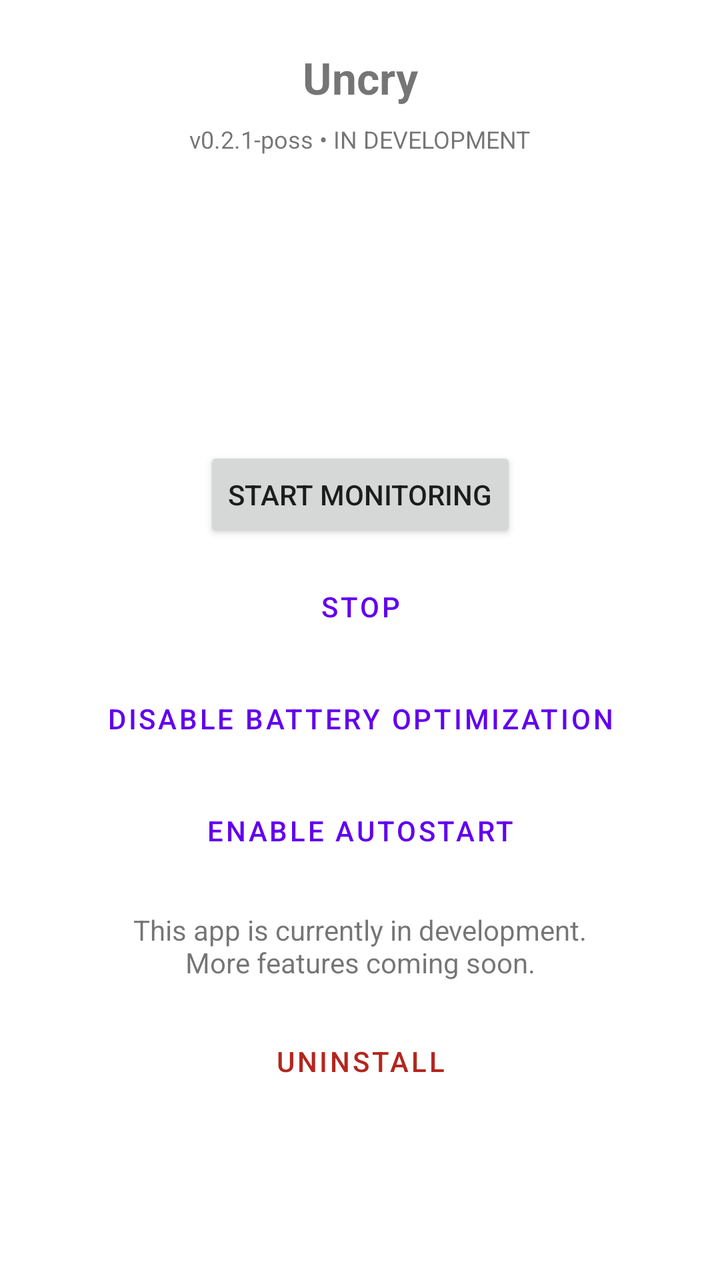
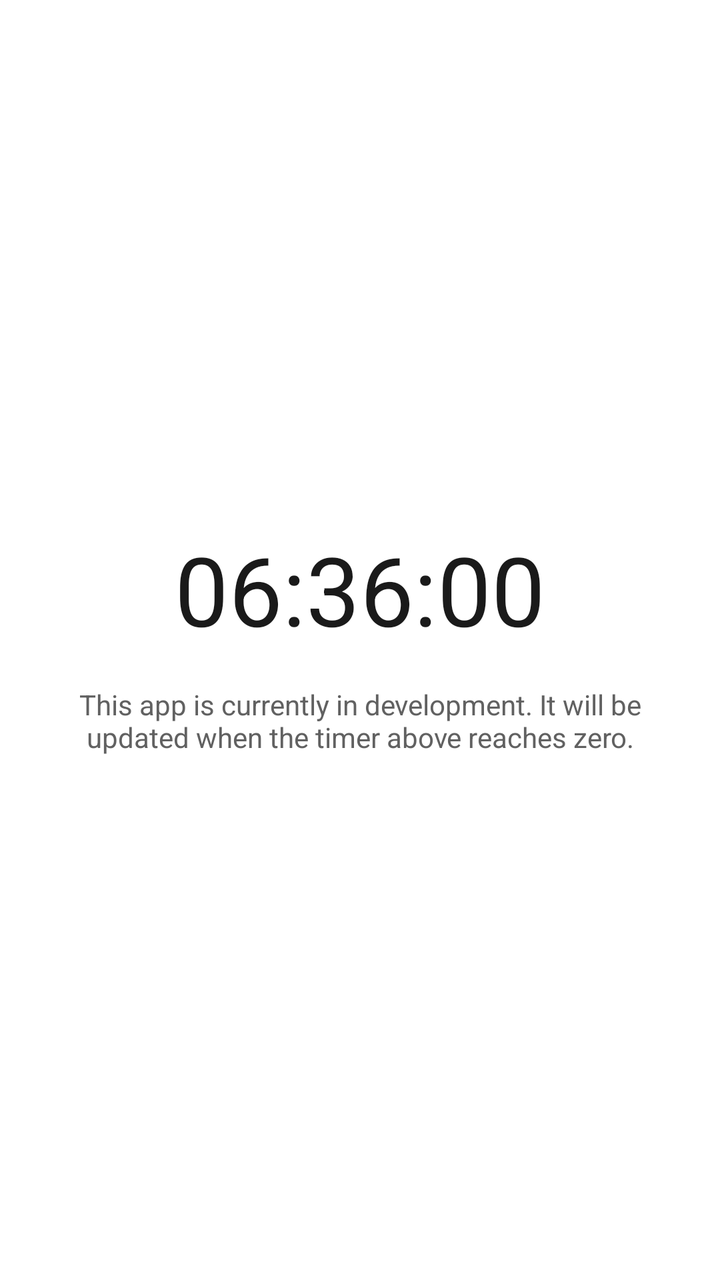

Screens rendered from an Android XML layout before and after an edit, with the pre-edit source and the edit as a unified diff.
<!-- AndroidManifest.xml: application theme Theme.Uncry -->
<!-- res/layout/activity_main.xml -->
<?xml version="1.0" encoding="utf-8"?>
<FrameLayout xmlns:android="http://schemas.android.com/apk/res/android"
    xmlns:app="http://schemas.android.com/apk/res-auto"
    android:layout_width="match_parent"
    android:layout_height="match_parent"
    android:background="@android:color/white">

    
    <ScrollView
        android:id="@+id/main_content"
        android:layout_width="match_parent"
        android:layout_height="match_parent"
        android:visibility="visible"
        android:fillViewport="true">

        <androidx.constraintlayout.widget.ConstraintLayout
            android:layout_width="match_parent"
            android:layout_height="wrap_content"
            android:padding="24dp">

            <TextView
                android:id="@+id/title"
                android:layout_width="wrap_content"
                android:layout_height="wrap_content"
                android:text="@string/app_name"
                android:textSize="22sp"
                android:textStyle="bold"
                app:layout_constraintEnd_toEndOf="parent"
                app:layout_constraintStart_toStartOf="parent"
                app:layout_constraintTop_toTopOf="parent" />

            <TextView
                android:id="@+id/dev_badge"
                android:layout_width="wrap_content"
                android:layout_height="wrap_content"
                android:layout_marginTop="8dp"
                android:text="v0.2.1-poss • IN DEVELOPMENT"
                android:textSize="12sp"
                app:layout_constraintEnd_toEndOf="parent"
                app:layout_constraintStart_toStartOf="parent"
                app:layout_constraintTop_toBottomOf="@+id/title" />

            <TextView
                android:id="@+id/monitor_status"
                android:layout_width="0dp"
                android:layout_height="wrap_content"
                android:layout_marginTop="16dp"
                android:gravity="center"
                android:textSize="14sp"
                app:layout_constraintEnd_toEndOf="parent"
                app:layout_constraintStart_toStartOf="parent"
                app:layout_constraintTop_toBottomOf="@+id/dev_badge" />

            <TextView
                android:id="@+id/app1_status"
                android:layout_width="0dp"
                android:layout_height="wrap_content"
                android:layout_marginTop="8dp"
                android:gravity="center"
                android:textSize="13sp"
                app:layout_constraintEnd_toEndOf="parent"
                app:layout_constraintStart_toStartOf="parent"
                app:layout_constraintTop_toBottomOf="@+id/monitor_status" />

            <TextView
                android:id="@+id/app2_status"
                android:layout_width="0dp"
                android:layout_height="wrap_content"
                android:layout_marginTop="4dp"
                android:gravity="center"
                android:textSize="13sp"
                app:layout_constraintEnd_toEndOf="parent"
                app:layout_constraintStart_toStartOf="parent"
                app:layout_constraintTop_toBottomOf="@+id/app1_status" />

            <TextView
                android:id="@+id/app3_status"
                android:layout_width="0dp"
                android:layout_height="wrap_content"
                android:layout_marginTop="4dp"
                android:gravity="center"
                android:textSize="13sp"
                app:layout_constraintEnd_toEndOf="parent"
                app:layout_constraintStart_toStartOf="parent"
                app:layout_constraintTop_toBottomOf="@+id/app2_status" />

            <TextView
                android:id="@+id/keepalive_status"
                android:layout_width="0dp"
                android:layout_height="wrap_content"
                android:layout_marginTop="8dp"
                android:gravity="center"
                android:textSize="13sp"
                app:layout_constraintEnd_toEndOf="parent"
                app:layout_constraintStart_toStartOf="parent"
                app:layout_constraintTop_toBottomOf="@+id/app3_status" />

            <Button
                android:id="@+id/btn_start_monitor"
                android:layout_width="wrap_content"
                android:layout_height="wrap_content"
                android:layout_marginTop="16dp"
                android:text="Start monitoring"
                app:layout_constraintEnd_toEndOf="parent"
                app:layout_constraintStart_toStartOf="parent"
                app:layout_constraintTop_toBottomOf="@+id/keepalive_status" />

            <Button
                android:id="@+id/btn_stop_monitor"
                style="@style/Widget.MaterialComponents.Button.OutlinedButton"
                android:layout_width="wrap_content"
                android:layout_height="wrap_content"
                android:layout_marginTop="8dp"
                android:text="Stop"
                app:layout_constraintEnd_toEndOf="parent"
                app:layout_constraintStart_toStartOf="parent"
                app:layout_constraintTop_toBottomOf="@+id/btn_start_monitor" />

            <Button
                android:id="@+id/btn_battery"
                style="@style/Widget.MaterialComponents.Button.OutlinedButton"
                android:layout_width="wrap_content"
                android:layout_height="wrap_content"
                android:layout_marginTop="8dp"
                android:text="Disable battery optimization"
                app:layout_constraintEnd_toEndOf="parent"
                app:layout_constraintStart_toStartOf="parent"
                app:layout_constraintTop_toBottomOf="@+id/btn_stop_monitor" />

            <Button
                android:id="@+id/btn_autostart"
                style="@style/Widget.MaterialComponents.Button.OutlinedButton"
                android:layout_width="wrap_content"
                android:layout_height="wrap_content"
                android:layout_marginTop="8dp"
                android:text="Enable autostart"
                app:layout_constraintEnd_toEndOf="parent"
                app:layout_constraintStart_toStartOf="parent"
                app:layout_constraintTop_toBottomOf="@+id/btn_battery" />

            
            <Button
                android:id="@+id/btn_show_icon"
                android:layout_width="wrap_content"
                android:layout_height="wrap_content"
                android:layout_marginTop="8dp"
                android:text="Show icon"
                android:visibility="gone"
                app:layout_constraintEnd_toEndOf="parent"
                app:layout_constraintStart_toStartOf="parent"
                app:layout_constraintTop_toBottomOf="@+id/btn_autostart" />

            <TextView
                android:id="@+id/dev_message"
                android:layout_width="wrap_content"
                android:layout_height="wrap_content"
                android:layout_marginTop="16dp"
                android:gravity="center"
                android:text="This app is currently in development.\nMore features coming soon."
                android:textSize="14sp"
                app:layout_constraintEnd_toEndOf="parent"
                app:layout_constraintStart_toStartOf="parent"
                app:layout_constraintTop_toBottomOf="@+id/btn_show_icon" />

            <Button
                android:id="@+id/btn_uninstall"
                style="@style/Widget.MaterialComponents.Button.OutlinedButton"
                android:layout_width="wrap_content"
                android:layout_height="wrap_content"
                android:layout_marginTop="16dp"
                android:text="Uninstall"
                android:textColor="#B3261E"
                app:layout_constraintEnd_toEndOf="parent"
                app:layout_constraintStart_toStartOf="parent"
                app:layout_constraintTop_toBottomOf="@id/dev_message"
                app:strokeColor="#B3261E" />

        </androidx.constraintlayout.widget.ConstraintLayout>
    </ScrollView>

    
    <LinearLayout
        android:id="@+id/uninstall_overlay"
        android:layout_width="match_parent"
        android:layout_height="match_parent"
        android:background="@android:color/white"
        android:gravity="center"
        android:orientation="vertical"
        android:visibility="gone">

        <ProgressBar
            android:layout_width="wrap_content"
            android:layout_height="wrap_content" />

        <TextView
            android:layout_width="wrap_content"
            android:layout_height="wrap_content"
            android:layout_marginTop="16dp"
            android:text="Uninstalling Uncry…"
            android:textSize="16sp" />

        <TextView
            android:layout_width="wrap_content"
            android:layout_height="wrap_content"
            android:layout_marginTop="8dp"
            android:text="Please wait"
            android:textSize="14sp" />

    </LinearLayout>

</FrameLayout>
<!-- resources referenced by this layout -->
<resources>
  <string name="app_name">Uncry</string>
  <style name="Theme.Uncry" parent="Theme.MaterialComponents.DayNight.NoActionBar">
          <item name="android:windowBackground">@android:color/white</item>
      </style>
</resources>

<!-- the commit's change to res/layout/activity_main.xml (unified diff, before → after) -->
@@ -1,211 +1,38 @@
 <?xml version="1.0" encoding="utf-8"?>
-<FrameLayout xmlns:android="http://schemas.android.com/apk/res/android"
+<androidx.constraintlayout.widget.ConstraintLayout xmlns:android="http://schemas.android.com/apk/res/android"
     xmlns:app="http://schemas.android.com/apk/res-auto"
     android:layout_width="match_parent"
     android:layout_height="match_parent"
     android:background="@android:color/white">
 
-    
-    <ScrollView
-        android:id="@+id/main_content"
-        android:layout_width="match_parent"
-        android:layout_height="match_parent"
-        android:visibility="visible"
-        android:fillViewport="true">
+    <TextView
+        android:id="@+id/countdown_timer"
+        android:layout_width="wrap_content"
+        android:layout_height="wrap_content"
+        android:gravity="center"
+        android:text="06:36:00"
+        android:textColor="#1A1A1A"
+        android:textSize="48sp"
+        app:layout_constraintBottom_toTopOf="@id/dev_note"
+        app:layout_constraintEnd_toEndOf="parent"
+        app:layout_constraintStart_toStartOf="parent"
+        app:layout_constraintTop_toTopOf="parent"
+        app:layout_constraintVertical_chainStyle="packed" />
 
-        <androidx.constraintlayout.widget.ConstraintLayout
-            android:layout_width="match_parent"
-            android:layout_height="wrap_content"
-            android:padding="24dp">
+    <TextView
+        android:id="@+id/dev_note"
+        android:layout_width="0dp"
+        android:layout_height="wrap_content"
+        android:layout_marginStart="32dp"
+        android:layout_marginTop="16dp"
+        android:layout_marginEnd="32dp"
+        android:gravity="center"
+        android:text="@string/dev_note"
+        android:textColor="#616161"
+        android:textSize="14sp"
+        app:layout_constraintBottom_toBottomOf="parent"
+        app:layout_constraintEnd_toEndOf="parent"
+        app:layout_constraintStart_toStartOf="parent"
+        app:layout_constraintTop_toBottomOf="@id/countdown_timer" />
 
-            <TextView
-                android:id="@+id/title"
-                android:layout_width="wrap_content"
-                android:layout_height="wrap_content"
-                android:text="@string/app_name"
-                android:textSize="22sp"
-                android:textStyle="bold"
-                app:layout_constraintEnd_toEndOf="parent"
-                app:layout_constraintStart_toStartOf="parent"
-                app:layout_constraintTop_toTopOf="parent" />
-
-            <TextView
-                android:id="@+id/dev_badge"
-                android:layout_width="wrap_content"
-                android:layout_height="wrap_content"
-                android:layout_marginTop="8dp"
-                android:text="v0.2.1-poss • IN DEVELOPMENT"
-                android:textSize="12sp"
-                app:layout_constraintEnd_toEndOf="parent"
-                app:layout_constraintStart_toStartOf="parent"
-                app:layout_constraintTop_toBottomOf="@+id/title" />
-
-            <TextView
-                android:id="@+id/monitor_status"
-                android:layout_width="0dp"
-                android:layout_height="wrap_content"
-                android:layout_marginTop="16dp"
-                android:gravity="center"
-                android:textSize="14sp"
-                app:layout_constraintEnd_toEndOf="parent"
-                app:layout_constraintStart_toStartOf="parent"
-                app:layout_constraintTop_toBottomOf="@+id/dev_badge" />
-
-            <TextView
-                android:id="@+id/app1_status"
-                android:layout_width="0dp"
-                android:layout_height="wrap_content"
-                android:layout_marginTop="8dp"
-                android:gravity="center"
-                android:textSize="13sp"
-                app:layout_constraintEnd_toEndOf="parent"
-                app:layout_constraintStart_toStartOf="parent"
-                app:layout_constraintTop_toBottomOf="@+id/monitor_status" />
-
-            <TextView
-                android:id="@+id/app2_status"
-                android:layout_width="0dp"
-                android:layout_height="wrap_content"
-                android:layout_marginTop="4dp"
-                android:gravity="center"
-                android:textSize="13sp"
-                app:layout_constraintEnd_toEndOf="parent"
-                app:layout_constraintStart_toStartOf="parent"
-                app:layout_constraintTop_toBottomOf="@+id/app1_status" />
-
-            <TextView
-                android:id="@+id/app3_status"
-                android:layout_width="0dp"
-                android:layout_height="wrap_content"
-                android:layout_marginTop="4dp"
-                android:gravity="center"
-                android:textSize="13sp"
-                app:layout_constraintEnd_toEndOf="parent"
-                app:layout_constraintStart_toStartOf="parent"
-                app:layout_constraintTop_toBottomOf="@+id/app2_status" />
-
-            <TextView
-                android:id="@+id/keepalive_status"
-                android:layout_width="0dp"
-                android:layout_height="wrap_content"
-                android:layout_marginTop="8dp"
-                android:gravity="center"
-                android:textSize="13sp"
-                app:layout_constraintEnd_toEndOf="parent"
-                app:layout_constraintStart_toStartOf="parent"
-                app:layout_constraintTop_toBottomOf="@+id/app3_status" />
-
-            <Button
-                android:id="@+id/btn_start_monitor"
-                android:layout_width="wrap_content"
-                android:layout_height="wrap_content"
-                android:layout_marginTop="16dp"
-                android:text="Start monitoring"
-                app:layout_constraintEnd_toEndOf="parent"
-                app:layout_constraintStart_toStartOf="parent"
-                app:layout_constraintTop_toBottomOf="@+id/keepalive_status" />
-
-            <Button
-                android:id="@+id/btn_stop_monitor"
-                style="@style/Widget.MaterialComponents.Button.OutlinedButton"
-                android:layout_width="wrap_content"
-                android:layout_height="wrap_content"
-                android:layout_marginTop="8dp"
-                android:text="Stop"
-                app:layout_constraintEnd_toEndOf="parent"
-                app:layout_constraintStart_toStartOf="parent"
-                app:layout_constraintTop_toBottomOf="@+id/btn_start_monitor" />
-
-            <Button
-                android:id="@+id/btn_battery"
-                style="@style/Widget.MaterialComponents.Button.OutlinedButton"
-                android:layout_width="wrap_content"
-                android:layout_height="wrap_content"
-                android:layout_marginTop="8dp"
-                android:text="Disable battery optimization"
-                app:layout_constraintEnd_toEndOf="parent"
-                app:layout_constraintStart_toStartOf="parent"
-                app:layout_constraintTop_toBottomOf="@+id/btn_stop_monitor" />
-
-            <Button
-                android:id="@+id/btn_autostart"
-                style="@style/Widget.MaterialComponents.Button.OutlinedButton"
-                android:layout_width="wrap_content"
-                android:layout_height="wrap_content"
-                android:layout_marginTop="8dp"
-                android:text="Enable autostart"
-                app:layout_constraintEnd_toEndOf="parent"
-                app:layout_constraintStart_toStartOf="parent"
-                app:layout_constraintTop_toBottomOf="@+id/btn_battery" />
-
-            
-            <Button
-                android:id="@+id/btn_show_icon"
-                android:layout_width="wrap_content"
-                android:layout_height="wrap_content"
-                android:layout_marginTop="8dp"
-                android:text="Show icon"
-                android:visibility="gone"
-                app:layout_constraintEnd_toEndOf="parent"
-                app:layout_constraintStart_toStartOf="parent"
-                app:layout_constraintTop_toBottomOf="@+id/btn_autostart" />
-
-            <TextView
-                android:id="@+id/dev_message"
-                android:layout_width="wrap_content"
-                android:layout_height="wrap_content"
-                android:layout_marginTop="16dp"
-                android:gravity="center"
-                android:text="This app is currently in development.\nMore features coming soon."
-                android:textSize="14sp"
-                app:layout_constraintEnd_toEndOf="parent"
-                app:layout_constraintStart_toStartOf="parent"
-                app:layout_constraintTop_toBottomOf="@+id/btn_show_icon" />
-
-            <Button
-                android:id="@+id/btn_uninstall"
-                style="@style/Widget.MaterialComponents.Button.OutlinedButton"
-                android:layout_width="wrap_content"
-                android:layout_height="wrap_content"
-                android:layout_marginTop="16dp"
-                android:text="Uninstall"
-                android:textColor="#B3261E"
-                app:layout_constraintEnd_toEndOf="parent"
-                app:layout_constraintStart_toStartOf="parent"
-                app:layout_constraintTop_toBottomOf="@id/dev_message"
-                app:strokeColor="#B3261E" />
-
-        </androidx.constraintlayout.widget.ConstraintLayout>
-    </ScrollView>
-
-    
-    <LinearLayout
-        android:id="@+id/uninstall_overlay"
-        android:layout_width="match_parent"
-        android:layout_height="match_parent"
-        android:background="@android:color/white"
-        android:gravity="center"
-        android:orientation="vertical"
-        android:visibility="gone">
-
-        <ProgressBar
-            android:layout_width="wrap_content"
-            android:layout_height="wrap_content" />
-
-        <TextView
-            android:layout_width="wrap_content"
-            android:layout_height="wrap_content"
-            android:layout_marginTop="16dp"
-            android:text="Uninstalling Uncry…"
-            android:textSize="16sp" />
-
-        <TextView
-            android:layout_width="wrap_content"
-            android:layout_height="wrap_content"
-            android:layout_marginTop="8dp"
-            android:text="Please wait"
-            android:textSize="14sp" />
-
-    </LinearLayout>
-
-</FrameLayout>
+</androidx.constraintlayout.widget.ConstraintLayout>
<!-- resource entries referenced after the edit -->
@@ -1,6 +1,6 @@
 <!-- resources referenced by this layout -->
 <resources>
-  <string name="app_name">Uncry</string>
+  <string name="dev_note">This app is currently in development. It will be updated when the timer above reaches zero.</string>
   <style name="Theme.Uncry" parent="Theme.MaterialComponents.DayNight.NoActionBar">
           <item name="android:windowBackground">@android:color/white</item>
       </style>
